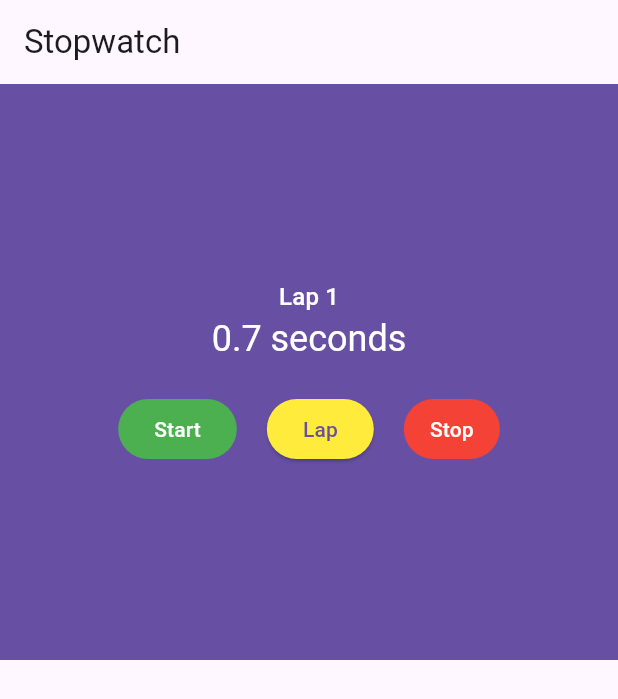
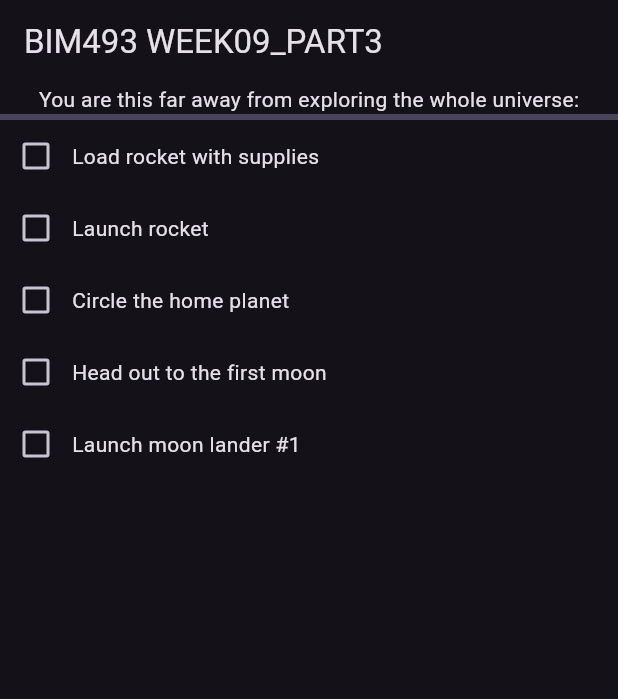
Before and after one commit to dolphinium/StopWatchApp, a Flutter app: the screen it shows after launch, on a phone screen of 412 x 824 dp. Shown: the top 699 px of the screen. Run offline on Flutter 3.47's test engine with Material 3 defaults, Android fonts, the phone set to English and light mode, and no system bars; our stand-ins replace flutter_riverpod.

Commit message:
Lab Week9.3 Progress bar has been implemented successfully via riverpod. If you want to see stopwatch or something else just change main.dart.

```diff
--- a/lib/main.dart
+++ b/lib/main.dart
@@ -1,13 +1,19 @@
 import 'package:flutter/material.dart';
-import 'stopwatch.dart';
+import 'package:flutter_riverpod/flutter_riverpod.dart';
+import 'package:stopwatch/progress_task.dart';
 
-void main() => runApp(StopwatchApp());
+void main() => runApp(const ProviderScope(child: MyApp()));
 
-class StopwatchApp extends StatelessWidget{
+
+class MyApp extends StatelessWidget {
+  const MyApp({super.key});
+
   @override
-  Widget build(BuildContext context){
+  Widget build(BuildContext context) {
     return MaterialApp(
-      home: StopWatch(),
+      debugShowCheckedModeBanner: false,
+      theme: ThemeData.dark(),
+      home: const ProgressPage(),
     );
   }
 }
--- /dev/null
+++ b/lib/progress_task.dart
@@ -0,0 +1,125 @@
+import 'package:flutter/material.dart';
+import 'package:flutter_riverpod/flutter_riverpod.dart';
+
+
+class ProgressPage extends StatelessWidget {
+  const ProgressPage({super.key});
+
+  @override
+  Widget build(BuildContext context) {
+    return Scaffold(
+      appBar: AppBar(title: const Text('BIM493 WEEK09_PART3')),
+      body: Column(
+        children: [
+          Progress(),
+          TaskList()
+        ],
+      ),
+    );
+  }
+}
+
+final tasksProvider = StateNotifierProvider<TaskNotifier, List<Task>>((ref){
+  return TaskNotifier(tasks:[
+    Task(id:1, label:"Load rocket with supplies"),
+    Task(id:2, label:"Launch rocket"),
+    Task(id:3, label:"Circle the home planet"),
+    Task(id:4, label:"Head out to the first moon"),
+    Task(id:5, label:"Launch moon lander #1"),
+  ]);
+});
+
+class Task{
+  final int id;
+  final String label;
+  final bool completed;
+
+  Task({required this.id, required this.label, this.completed = false});
+
+  Task copyWith({int? id, String? label, bool? completed}){
+    return Task(
+        id: id ?? this.id,
+        label: label ?? this.label,
+        completed: completed ?? this.completed
+    );
+  }
+
+}
+
+class TaskNotifier extends StateNotifier<List<Task>>{
+  TaskNotifier({tasks}) : super(tasks);
+
+  void add(Task task){
+    state = [...state, task];
+  }
+
+  void toggle(int taskId){
+    state = [
+      for(final item in state)
+        if(taskId == item.id)
+          item.copyWith(completed: !item.completed)
+        else
+          item
+    ];
+  }
+
+}
+
+
+class TaskList extends ConsumerWidget{
+
+  @override
+  Widget build(BuildContext context, WidgetRef ref) {
+    var tasks = ref.watch(tasksProvider);
+
+    return Column(
+      children: tasks.map(
+              (task) =>
+              TaskItem(task: task)
+      ).toList(),
+    );
+
+  }
+
+}
+
+
+
+class TaskItem extends ConsumerWidget {
+  final Task task;
+  const TaskItem({Key? key, required this.task}): super(key:key);
+
+
+  @override
+  Widget build(BuildContext context, WidgetRef ref){
+    return Row(
+      children: [
+        Checkbox(
+          onChanged: (newValue) =>
+              ref.read(tasksProvider.notifier).toggle(task.id),
+          value: task.completed,
+        ),
+        Text(task.label),
+      ],
+    );
+  }
+}
+
+class Progress extends ConsumerWidget{
+  const Progress({super.key});
+
+  @override
+  Widget build(BuildContext context, WidgetRef ref) {
+    var tasks = ref.watch(tasksProvider);
+    var numCompletedTasks = tasks.where((task){
+      return task.completed == true;
+    }).length;
+    print("Percentage of tasks completed: "+ (numCompletedTasks/tasks.length*100).toString()+"%");
+    return Column(
+      children: [
+        const Text("You are this far away from exploring the whole universe:"),
+        LinearProgressIndicator(value: numCompletedTasks/tasks.length)
+      ],
+    );
+  }
+}
--- a/pubspec.yaml
+++ b/pubspec.yaml
@@ -35,6 +35,7 @@ dependencies:
   # The following adds the Cupertino Icons font to your application.
   # Use with the CupertinoIcons class for iOS style icons.
   cupertino_icons: ^1.0.2
+  flutter_riverpod: ^2.4.9
 
 dev_dependencies:
   flutter_test:
```
Also changed, not shown: pubspec.lock.
